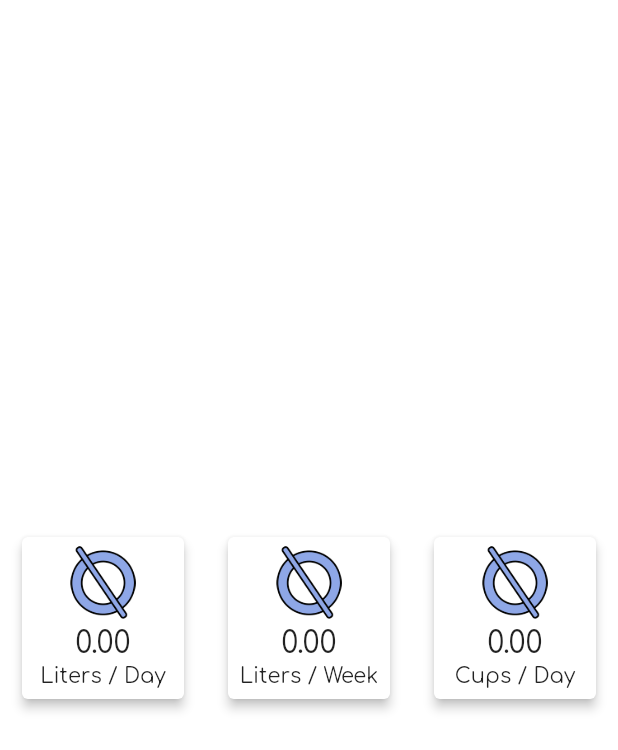
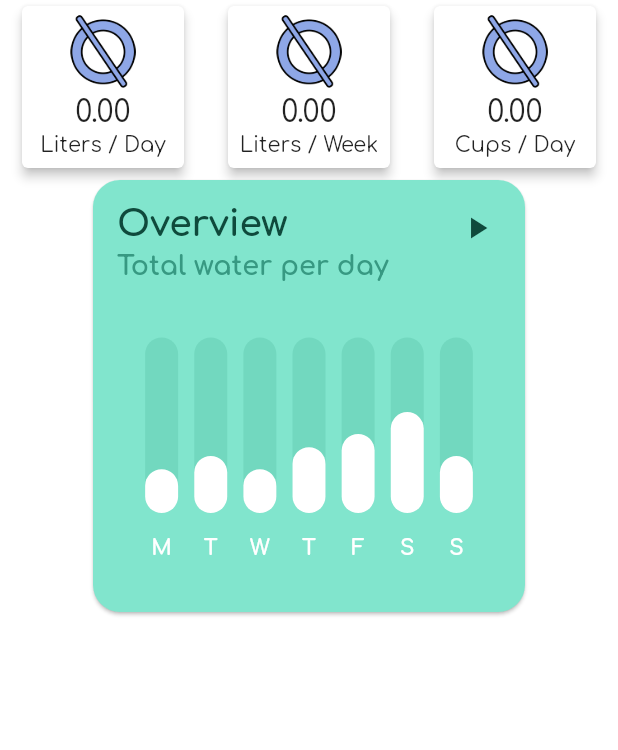
Before and after one commit to lu631str/Aquapido, a Flutter app: the Statistics screen opened directly, on a phone screen of 412 x 824 dp. Shown: the top 750 px of the screen. Run offline on Flutter 3.47's test engine with Material 2 defaults, Android fonts, the phone set to English and light mode, and no system bars; drawn by our look-alikes of fl_chart; our stand-ins replace auto_size_text, awesome_notifications, easy_localization, flutter_xlider, google_fonts, numberpicker and 4 more; missing offline and left inert: grafpix, shake, time_range_picker; accounts and stored records are empty.

Commit message:
started with chars

```diff
--- a/lib/Views/statistics.dart
+++ b/lib/Views/statistics.dart
@@ -1,6 +1,7 @@
 import 'package:flutter/foundation.dart';
 import 'package:flutter/material.dart';
 import 'package:provider/provider.dart';
+import '../Widgets/BarChartWidget.dart';
 
 import '../Widgets/AverageCard.dart';
 import '../Models/WaterModel.dart';
@@ -19,8 +20,8 @@ class _StatisticsState extends State<Statistics> {
   Widget build(BuildContext context) {
     return Scaffold(
       backgroundColor: Colors.transparent,
-      body: Center(
-        child: new AspectRatio(
+      body: SingleChildScrollView(child:
+        AspectRatio(
           aspectRatio: 100 / 100,
           child: Column(
             mainAxisAlignment: MainAxisAlignment.center,
@@ -48,10 +49,12 @@ class _StatisticsState extends State<Statistics> {
                               .getAverageCupsPerDay()),
                 ],
               ),
+              Expanded(child: BarChartSample1()),
+
             ],
           ),
-        ),
-      ),
+        ),),
+
     );
   }
 }
--- /dev/null
+++ b/lib/Widgets/BarChartWidget.dart
@@ -0,0 +1,328 @@
+import 'dart:async';
+import 'dart:math';
+import 'package:flutter/gestures.dart';
+import 'package:fl_chart/fl_chart.dart';
+import 'package:flutter/material.dart';
+
+class BarChartSample1 extends StatefulWidget {
+  final List<Color> availableColors = [
+    Colors.purpleAccent,
+    Colors.yellow,
+    Colors.lightBlue,
+    Colors.orange,
+    Colors.pink,
+    Colors.redAccent,
+  ];
+
+  @override
+  State<StatefulWidget> createState() => BarChartSample1State();
+}
+
+class BarChartSample1State extends State<BarChartSample1> {
+  final Color barBackgroundColor = const Color(0xff72d8bf);
+  final Duration animDuration = const Duration(milliseconds: 250);
+
+  int touchedIndex = -1;
+
+  bool isPlaying = false;
+
+  @override
+  Widget build(BuildContext context) {
+    return AspectRatio(
+      aspectRatio: 1,
+      child: Card(
+        shape: RoundedRectangleBorder(borderRadius: BorderRadius.circular(18)),
+        color: const Color(0xff81e5cd),
+        child: Stack(
+          children: <Widget>[
+            Padding(
+              padding: const EdgeInsets.all(16),
+              child: Column(
+                crossAxisAlignment: CrossAxisAlignment.stretch,
+                mainAxisAlignment: MainAxisAlignment.start,
+                mainAxisSize: MainAxisSize.max,
+                children: <Widget>[
+                  Text(
+                    'Overview',
+                    style: TextStyle(
+                        color: const Color(0xff0f4a3c), fontSize: 24, fontWeight: FontWeight.bold),
+                  ),
+                  const SizedBox(
+                    height: 4,
+                  ),
+                  Text(
+                    'Total water per day',
+                    style: TextStyle(
+                        color: const Color(0xff379982), fontSize: 18, fontWeight: FontWeight.bold),
+                  ),
+                  const SizedBox(
+                    height: 38,
+                  ),
+                  Expanded(
+                    child: Padding(
+                      padding: const EdgeInsets.symmetric(horizontal: 8.0),
+                      child: BarChart(
+                        isPlaying ? randomData() : mainBarData(),
+                        swapAnimationDuration: animDuration,
+                      ),
+                    ),
+                  ),
+                  const SizedBox(
+                    height: 12,
+                  ),
+                ],
+              ),
+            ),
+            Padding(
+              padding: const EdgeInsets.all(8.0),
+              child: Align(
+                alignment: Alignment.topRight,
+                child: IconButton(
+                  icon: Icon(
+                    isPlaying ? Icons.pause : Icons.play_arrow,
+                    color: const Color(0xff0f4a3c),
+                  ),
+                  onPressed: () {
+                    setState(() {
+                      isPlaying = !isPlaying;
+                      if (isPlaying) {
+                        refreshState();
+                      }
+                    });
+                  },
+                ),
+              ),
+            )
+          ],
+        ),
+      ),
+    );
+  }
+
+  BarChartGroupData makeGroupData(
+    int x,
+    double y, {
+    bool isTouched = false,
+    Color barColor = Colors.white,
+    double width = 22,
+    List<int> showTooltips = const [],
+  }) {
+    return BarChartGroupData(
+      x: x,
+      barRods: [
+        BarChartRodData(
+          y: isTouched ? y + 1 : y,
+          colors: isTouched ? [Colors.yellow] : [barColor],
+          width: width,
+          backDrawRodData: BackgroundBarChartRodData(
+            show: true,
+            y: 20,
+            colors: [barBackgroundColor],
+          ),
+        ),
+      ],
+      showingTooltipIndicators: showTooltips,
+    );
+  }
+
+  List<BarChartGroupData> showingGroups() => List.generate(7, (i) {
+        switch (i) {
+          case 0:
+            return makeGroupData(0, 5, isTouched: i == touchedIndex);
+          case 1:
+            return makeGroupData(1, 6.5, isTouched: i == touchedIndex);
+          case 2:
+            return makeGroupData(2, 5, isTouched: i == touchedIndex);
+          case 3:
+            return makeGroupData(3, 7.5, isTouched: i == touchedIndex);
+          case 4:
+            return makeGroupData(4, 9, isTouched: i == touchedIndex);
+          case 5:
+            return makeGroupData(5, 11.5, isTouched: i == touchedIndex);
+          case 6:
+            return makeGroupData(6, 6.5, isTouched: i == touchedIndex);
+          default:
+            return throw Error();
+        }
+      });
+
+  BarChartData mainBarData() {
+    return BarChartData(
+      barTouchData: BarTouchData(
+        touchTooltipData: BarTouchTooltipData(
+            tooltipBgColor: Colors.blueGrey,
+            getTooltipItem: (group, groupIndex, rod, rodIndex) {
+              String weekDay;
+              switch (group.x.toInt()) {
+                case 0:
+                  weekDay = 'Monday';
+                  break;
+                case 1:
+                  weekDay = 'Tuesday';
+                  break;
+                case 2:
+                  weekDay = 'Wednesday';
+                  break;
+                case 3:
+                  weekDay = 'Thursday';
+                  break;
+                case 4:
+                  weekDay = 'Friday';
+                  break;
+                case 5:
+                  weekDay = 'Saturday';
+                  break;
+                case 6:
+                  weekDay = 'Sunday';
+                  break;
+                default:
+                  throw Error();
+              }
+              return BarTooltipItem(
+                weekDay + '\n',
+                TextStyle(
+                  color: Colors.white,
+                  fontWeight: FontWeight.bold,
+                  fontSize: 18,
+                ),
+                children: <TextSpan>[
+                  TextSpan(
+                    text: (rod.y - 1).toString(),
+                    style: TextStyle(
+                      color: Colors.yellow,
+                      fontSize: 16,
+                      fontWeight: FontWeight.w500,
+                    ),
+                  ),
+                ],
+              );
+            }),
+        touchCallback: (barTouchResponse) {
+          setState(() {
+            if (barTouchResponse.spot != null &&
+                barTouchResponse.touchInput is! PointerUpEvent &&
+                barTouchResponse.touchInput is! PointerExitEvent) {
+              touchedIndex = barTouchResponse.spot.touchedBarGroupIndex;
+            } else {
+              touchedIndex = -1;
+            }
+          });
+        },
+      ),
+      titlesData: FlTitlesData(
+        show: true,
+        bottomTitles: SideTitles(
+          showTitles: true,
+          getTextStyles: (value) =>
+              const TextStyle(color: Colors.white, fontWeight: FontWeight.bold, fontSize: 14),
+          margin: 16,
+          getTitles: (double value) {
+            switch (value.toInt()) {
+              case 0:
+                return 'M';
+              case 1:
+                return 'T';
+              case 2:
+                return 'W';
+              case 3:
+                return 'T';
+              case 4:
+                return 'F';
+              case 5:
+                return 'S';
+              case 6:
+                return 'S';
+              default:
+                return '';
+            }
+          },
+        ),
+        leftTitles: SideTitles(
+          showTitles: false,
+        ),
+      ),
+      borderData: FlBorderData(
+        show: false,
+      ),
+      barGroups: showingGroups(),
+    );
+  }
+
+  BarChartData randomData() {
+    return BarChartData(
+      barTouchData: BarTouchData(
+        enabled: false,
+      ),
+      titlesData: FlTitlesData(
+        show: true,
+        bottomTitles: SideTitles(
+          showTitles: true,
+          getTextStyles: (value) =>
+              const TextStyle(color: Colors.white, fontWeight: FontWeight.bold, fontSize: 14),
+          margin: 16,
+          getTitles: (double value) {
+            switch (value.toInt()) {
+              case 0:
+                return 'M';
+              case 1:
+                return 'T';
+              case 2:
+                return 'W';
+              case 3:
+                return 'T';
+              case 4:
+                return 'F';
+              case 5:
+                return 'S';
+              case 6:
+                return 'S';
+              default:
+                return '';
+            }
+          },
+        ),
+        leftTitles: SideTitles(
+          showTitles: false,
+        ),
+      ),
+      borderData: FlBorderData(
+        show: false,
+      ),
+      barGroups: List.generate(7, (i) {
+        switch (i) {
+          case 0:
+            return makeGroupData(0, Random().nextInt(15).toDouble() + 6,
+                barColor: widget.availableColors[Random().nextInt(widget.availableColors.length)]);
+          case 1:
+            return makeGroupData(1, Random().nextInt(15).toDouble() + 6,
+                barColor: widget.availableColors[Random().nextInt(widget.availableColors.length)]);
+          case 2:
+            return makeGroupData(2, Random().nextInt(15).toDouble() + 6,
+                barColor: widget.availableColors[Random().nextInt(widget.availableColors.length)]);
+          case 3:
+            return makeGroupData(3, Random().nextInt(15).toDouble() + 6,
+                barColor: widget.availableColors[Random().nextInt(widget.availableColors.length)]);
+          case 4:
+            return makeGroupData(4, Random().nextInt(15).toDouble() + 6,
+                barColor: widget.availableColors[Random().nextInt(widget.availableColors.length)]);
+          case 5:
+            return makeGroupData(5, Random().nextInt(15).toDouble() + 6,
+                barColor: widget.availableColors[Random().nextInt(widget.availableColors.length)]);
+          case 6:
+            return makeGroupData(6, Random().nextInt(15).toDouble() + 6,
+                barColor: widget.availableColors[Random().nextInt(widget.availableColors.length)]);
+          default:
+            return throw Error();
+        }
+      }),
+    );
+  }
+
+  Future<dynamic> refreshState() async {
+    setState(() {});
+    await Future<dynamic>.delayed(animDuration + const Duration(milliseconds: 50));
+    if (isPlaying) {
+      await refreshState();
+    }
+  }
+}
--- a/pubspec.yaml
+++ b/pubspec.yaml
@@ -46,6 +46,7 @@ dependencies:
   auto_size_text: ^2.1.0
   sizer: ^2.0.13
   awesome_notifications: any
+  fl_chart: ^0.36.2
 
 dev_dependencies:
   flutter_test:
```
Also changed, not shown: pubspec.lock.
